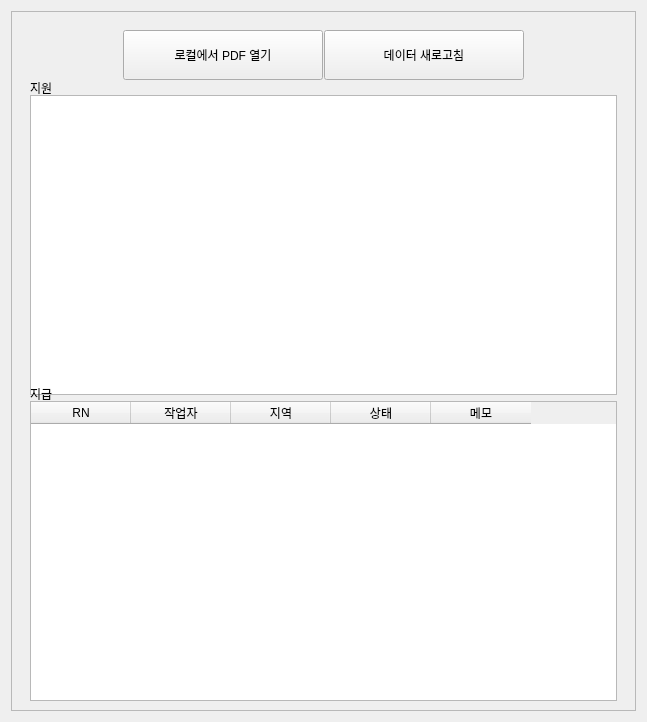
Qt form ui/pdf_load_area.ui (Glen-Lee-glitch/new_viewer) before a commit.
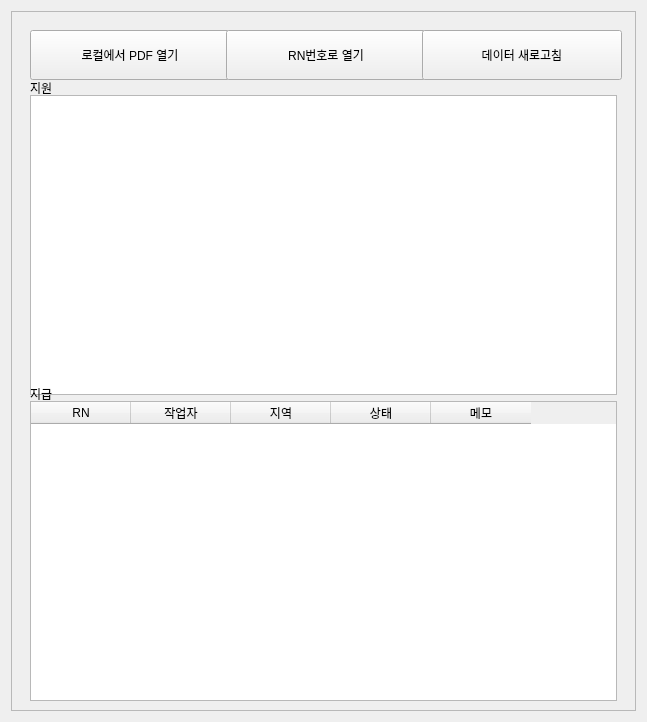
The same form after that commit.

Commit message:
fix: RN번호로 열기 버튼 크기 제약 추가
세 버튼의 크기를 200x50으로 통일하여 레이아웃 일관성 유지

```diff
--- a/ui/pdf_load_area.ui
+++ b/ui/pdf_load_area.ui
@@ -95,6 +95,31 @@
                 </property>
                </widget>
               </item>
+              <item>
+               <widget class="QPushButton" name="pushButton">
+                <property name="sizePolicy">
+                 <sizepolicy hsizetype="Minimum" vsizetype="Minimum">
+                  <horstretch>0</horstretch>
+                  <verstretch>0</verstretch>
+                 </sizepolicy>
+                </property>
+                <property name="minimumSize">
+                 <size>
+                  <width>200</width>
+                  <height>50</height>
+                 </size>
+                </property>
+                <property name="maximumSize">
+                 <size>
+                  <width>200</width>
+                  <height>50</height>
+                 </size>
+                </property>
+                <property name="text">
+                 <string>RN번호로 열기</string>
+                </property>
+               </widget>
+              </item>
               <item>
                <widget class="QPushButton" name="center_refresh_btn">
                 <property name="minimumSize">
```
Left out of the diff: 48 changed lines with no effect on the pictures.
